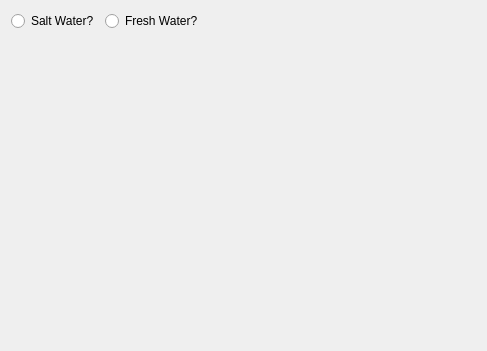
towel42-com/SCUBA-Calculator, file Calculators/PressureDepth/DepthSeawaterToFromFreshwater/Page.ui: the form before one commit.
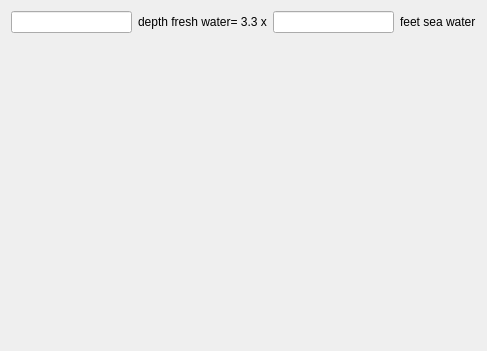
The form after the commit.

Commit message: PressureDepth Calculations are working

Patch:
```diff
--- a/Calculators/PressureDepth/DepthSeawaterToFromFreshwater/Page.ui
+++ b/Calculators/PressureDepth/DepthSeawaterToFromFreshwater/Page.ui
@@ -17,31 +17,24 @@
    <item>
     <layout class="QHBoxLayout" name="horizontalLayout">
      <item>
-      <widget class="QRadioButton" name="saltwater">
-       <property name="text">
-        <string>Salt Water?</string>
-       </property>
-      </widget>
+      <widget class="QLineEdit" name="depthFreshWater"/>
      </item>
      <item>
-      <widget class="QRadioButton" name="freshWater">
+      <widget class="QLabel" name="freshWaterLabel">
        <property name="text">
-        <string>Fresh Water?</string>
+        <string>depth fresh water= 3.3 x</string>
        </property>
       </widget>
      </item>
      <item>
-      <spacer name="horizontalSpacer">
-       <property name="orientation">
-        <enum>Qt::Orientation::Horizontal</enum>
+      <widget class="QLineEdit" name="depthSeaWater"/>
+     </item>
+     <item>
+      <widget class="QLabel" name="saltWaterLabel">
+       <property name="text">
+        <string>feet sea water</string>
        </property>
-       <property name="sizeHint" stdset="0">
-        <size>
-         <width>40</width>
-         <height>20</height>
-        </size>
-       </property>
-      </spacer>
+      </widget>
      </item>
     </layout>
    </item>
```
Left out of the diff: 6 changed lines with no effect on the pictures. The commit also changes 12 other files.
